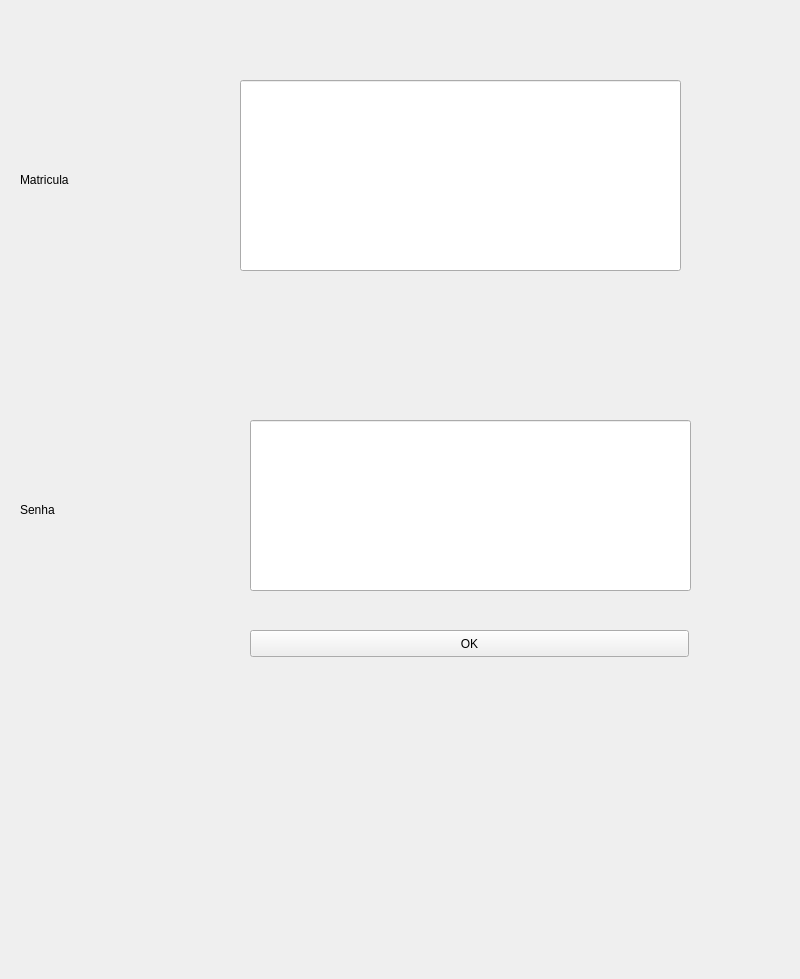
The window that smartphone_app/mainwindow.ui (EEL7323/chewbacca) describes before a commit, drawn with Qt 5.
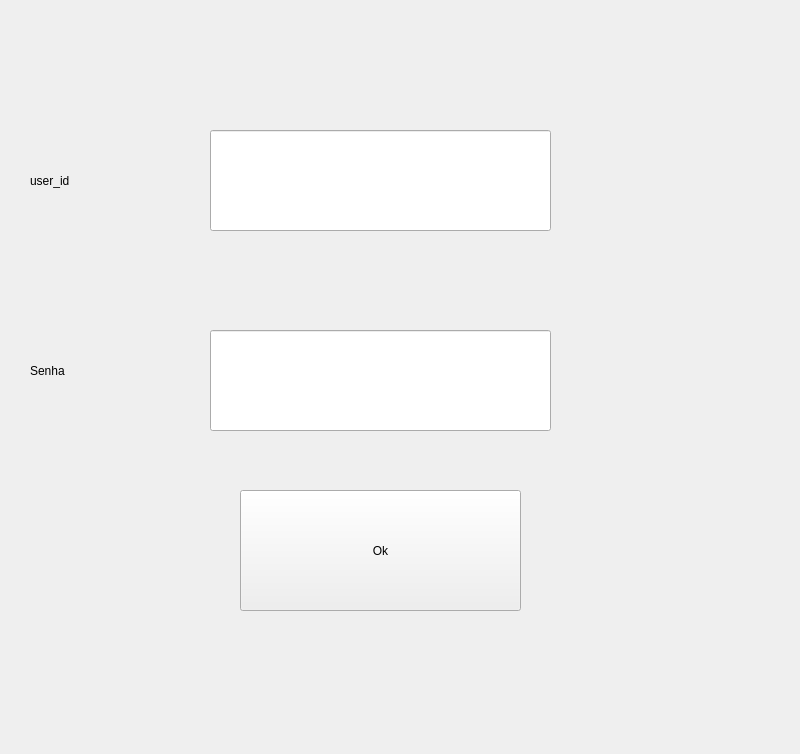
The same window after the commit.

What changed in the file:
```diff
--- a/smartphone_app/mainwindow.ui
+++ b/smartphone_app/mainwindow.ui
@@ -7,71 +7,71 @@
     <x>0</x>
     <y>0</y>
     <width>800</width>
-    <height>979</height>
+    <height>754</height>
    </rect>
   </property>
   <property name="windowTitle">
    <string>MainWindow</string>
   </property>
   <widget class="QWidget" name="centralWidget">
-   <widget class="QLineEdit" name="Dig_mat">
+   <widget class="QLabel" name="label">
     <property name="geometry">
      <rect>
-      <x>240</x>
-      <y>80</y>
-      <width>441</width>
-      <height>191</height>
+      <x>30</x>
+      <y>160</y>
+      <width>131</width>
+      <height>41</height>
      </rect>
     </property>
+    <property name="text">
+     <string>user_id</string>
+    </property>
    </widget>
    <widget class="QLabel" name="label_2">
     <property name="geometry">
      <rect>
-      <x>20</x>
-      <y>470</y>
-      <width>231</width>
-      <height>80</height>
+      <x>30</x>
+      <y>350</y>
+      <width>141</width>
+      <height>41</height>
      </rect>
     </property>
     <property name="text">
      <string>Senha</string>
     </property>
    </widget>
-   <widget class="QLabel" name="label">
+   <widget class="QPushButton" name="pushButton">
     <property name="geometry">
      <rect>
-      <x>20</x>
-      <y>140</y>
-      <width>211</width>
-      <height>80</height>
+      <x>240</x>
+      <y>490</y>
+      <width>281</width>
+      <height>121</height>
      </rect>
     </property>
     <property name="text">
-     <string>Matricula</string>
+     <string>Ok</string>
     </property>
    </widget>
    <widget class="QLineEdit" name="Dig_sen">
     <property name="geometry">
      <rect>
-      <x>250</x>
-      <y>420</y>
-      <width>441</width>
-      <height>171</height>
+      <x>210</x>
+      <y>130</y>
+      <width>341</width>
+      <height>101</height>
      </rect>
     </property>
    </widget>
-   <widget class="QPushButton" name="Mat_ok">
+   <widget class="QLineEdit" name="password">
     <property name="geometry">
      <rect>
-      <x>250</x>
-      <y>630</y>
-      <width>439</width>
-      <height>27</height>
+      <x>210</x>
+      <y>330</y>
+      <width>341</width>
+      <height>101</height>
      </rect>
     </property>
-    <property name="text">
-     <string>OK</string>
-    </property>
    </widget>
   </widget>
  </widget>
```
Left out of the diff: 2 changed lines with no effect on the pictures.
